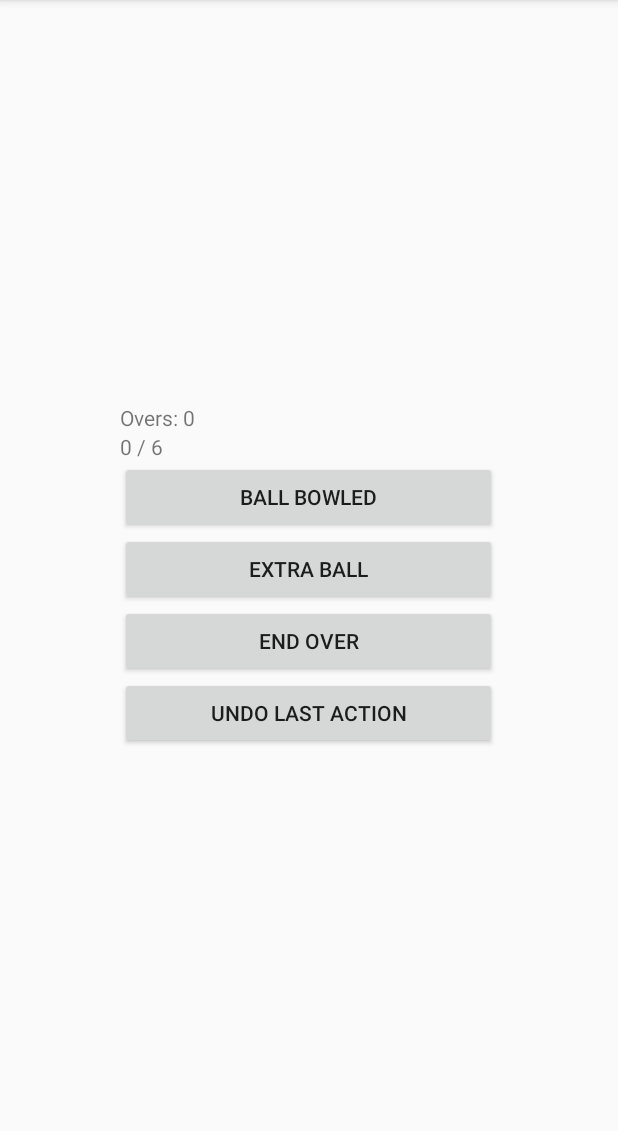
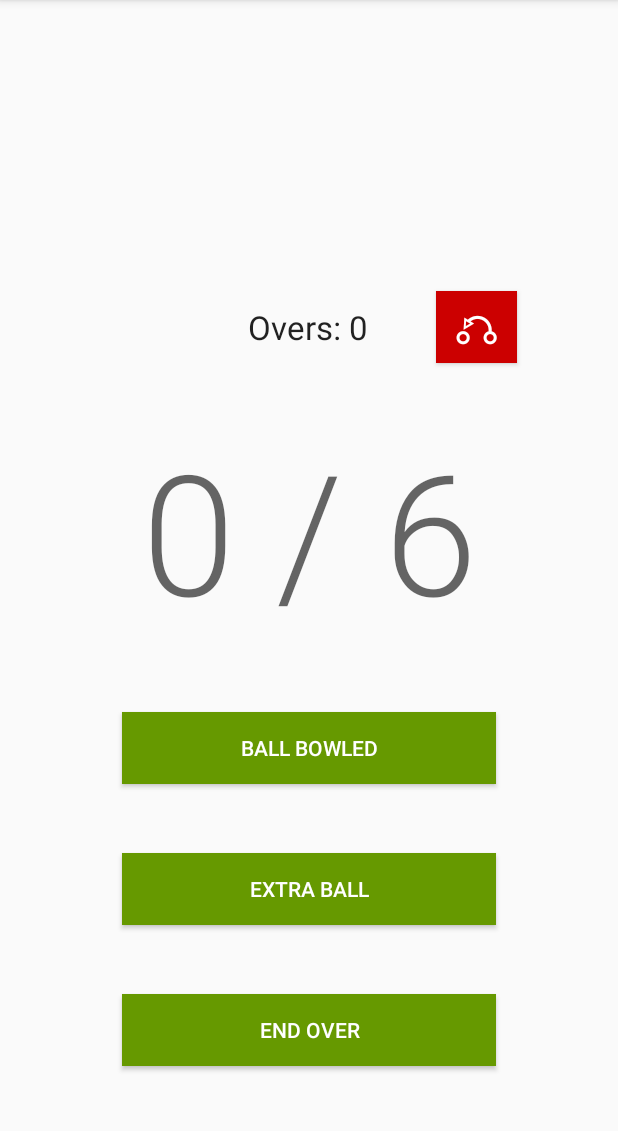
Before and after one commit to JCKing97/UmpireCricket, an Android app: the InningsActivity screen opened directly, with no data from a screen before it, on a phone screen of 412 x 824 dp, the part 84-1215 px from its top. Run offline under Robolectric (Android 15) with nearby library versions, the phone set to English and light mode, and no system bars.

Commit message:
UI Facelift

```diff
--- a/app/src/main/res/layout/activity_innings.xml
+++ b/app/src/main/res/layout/activity_innings.xml
@@ -6,7 +6,8 @@
     android:layout_height="match_parent"
     tools:context=".InningsActivity">
 
-    <TableLayout
+    <androidx.constraintlayout.widget.ConstraintLayout
+        android:id="@+id/tableLayout"
         android:layout_width="409dp"
         android:layout_height="729dp"
         android:layout_marginStart="1dp"
@@ -18,91 +19,129 @@
         android:gravity="center"
         app:layout_constraintBottom_toBottomOf="parent"
         app:layout_constraintEnd_toEndOf="parent"
+        app:layout_constraintHorizontal_bias="0.0"
         app:layout_constraintStart_toStartOf="parent"
-        app:layout_constraintTop_toTopOf="parent">
+        app:layout_constraintTop_toTopOf="parent"
+        app:layout_constraintVertical_bias="1.0">
 
-        <TableRow
-            android:layout_width="match_parent"
-            android:layout_height="match_parent"
-            android:gravity="center">
+
+        <Button
+            android:id="@+id/undoButton"
+            style="@style/Widget.AppCompat.Button"
+            android:layout_width="0dp"
+            android:layout_height="wrap_content"
+            android:layout_marginStart="20dp"
+            android:layout_marginLeft="20dp"
+            android:layout_marginTop="120dp"
+            android:layout_marginEnd="66dp"
+            android:layout_marginRight="66dp"
+            android:background="@android:color/holo_red_dark"
+            android:text="\u238C"
+            android:textAppearance="@style/TextAppearance.AppCompat.Display1"
+            android:textColor="#FFFFFF"
+            android:textColorHighlight="#FFFFFF"
+            android:textColorHint="#FFFFFF"
+            android:textColorLink="#FFFFFF"
+            app:layout_constraintBottom_toTopOf="@+id/ballCount"
+            app:layout_constraintEnd_toEndOf="parent"
+            app:layout_constraintHorizontal_bias="0.0"
+            app:layout_constraintStart_toEndOf="@+id/oversCountText"
+            app:layout_constraintTop_toTopOf="parent" />
 
         <TextView
             android:id="@+id/oversCountText"
-                android:layout_width="wrap_content"
+            android:layout_width="91dp"
             android:layout_height="wrap_content"
+            android:layout_marginStart="158dp"
+            android:layout_marginLeft="158dp"
+            android:layout_marginTop="120dp"
+            android:layout_marginEnd="20dp"
+            android:layout_marginRight="20dp"
+            android:gravity="center"
             android:text="Overs: 0"
-                app:layout_constraintBottom_toTopOf="@+id/ballDivider"
-                app:layout_constraintEnd_toEndOf="parent"
-                app:layout_constraintStart_toEndOf="@+id/oversLabel"
+            android:textAppearance="@style/TextAppearance.AppCompat.Large"
+            app:layout_constraintBottom_toTopOf="@+id/ballCount"
+            app:layout_constraintEnd_toStartOf="@+id/undoButton"
+            app:layout_constraintStart_toStartOf="parent"
             app:layout_constraintTop_toTopOf="parent" />
-        </TableRow>
 
-        <TableRow
-            android:layout_width="match_parent"
-            android:layout_height="match_parent"
-            android:gravity="center">
 
         <TextView
             android:id="@+id/ballCount"
-                android:layout_width="wrap_content"
+            android:layout_width="0dp"
             android:layout_height="wrap_content"
-                android:text="0 / 6" />
-        </TableRow>
-
-        <TableRow
-            android:layout_width="match_parent"
-            android:layout_height="match_parent"
-            android:gravity="center">
+            android:layout_marginStart="92dp"
+            android:layout_marginLeft="92dp"
+            android:layout_marginEnd="92dp"
+            android:layout_marginRight="92dp"
+            android:gravity="center"
+            android:text="0 / 6"
+            android:textAppearance="@style/TextAppearance.AppCompat.Display4"
+            app:layout_constraintBottom_toTopOf="@+id/ballBowledButton"
+            app:layout_constraintEnd_toEndOf="parent"
+            app:layout_constraintHorizontal_bias="0.0"
+            app:layout_constraintStart_toStartOf="parent"
+            app:layout_constraintTop_toBottomOf="@+id/oversCountText" />
 
         <Button
             android:id="@+id/ballBowledButton"
-                android:layout_width="251dp"
-                android:layout_height="48dp"
+            android:layout_width="0dp"
+            android:layout_height="wrap_content"
+            android:layout_marginStart="80dp"
+            android:layout_marginLeft="80dp"
+            android:layout_marginEnd="80dp"
+            android:layout_marginRight="80dp"
+            android:background="@android:color/holo_green_dark"
             android:text="Ball Bowled"
-                tools:layout_editor_absoluteX="110dp"
-                tools:layout_editor_absoluteY="371dp" />
-        </TableRow>
-
-        <TableRow
-            android:layout_width="match_parent"
-            android:layout_height="match_parent"
-            android:gravity="center">
+            android:textColor="#FFFFFF"
+            android:textColorHighlight="#FFFFFF"
+            android:textColorHint="#FFFFFF"
+            android:textColorLink="#FFFFFF"
+            app:layout_constraintBottom_toTopOf="@+id/extraBallButton"
+            app:layout_constraintEnd_toEndOf="parent"
+            app:layout_constraintHorizontal_bias="1.0"
+            app:layout_constraintStart_toStartOf="parent"
+            app:layout_constraintTop_toBottomOf="@+id/ballCount" />
 
         <Button
             android:id="@+id/extraBallButton"
-                android:layout_width="251dp"
-                android:layout_height="48dp"
+            android:layout_width="0dp"
+            android:layout_height="wrap_content"
+            android:layout_marginStart="80dp"
+            android:layout_marginLeft="80dp"
+            android:layout_marginEnd="80dp"
+            android:layout_marginRight="80dp"
+            android:background="@android:color/holo_green_dark"
             android:text="Extra Ball"
-                tools:layout_editor_absoluteX="110dp" />
-        </TableRow>
-
-        <TableRow
-            android:layout_width="match_parent"
-            android:layout_height="match_parent"
-            android:gravity="center">
+            android:textColor="#FFFFFF"
+            android:textColorHighlight="#FFFFFF"
+            android:textColorHint="#FFFFFF"
+            android:textColorLink="#FFFFFF"
+            app:layout_constraintBottom_toTopOf="@+id/endOverButton"
+            app:layout_constraintEnd_toEndOf="parent"
+            app:layout_constraintStart_toStartOf="parent"
+            app:layout_constraintTop_toBottomOf="@+id/ballBowledButton" />
 
         <Button
             android:id="@+id/endOverButton"
-                android:layout_width="251dp"
-                android:layout_height="48dp"
+            android:layout_width="0dp"
+            android:layout_height="wrap_content"
+            android:layout_marginStart="80dp"
+            android:layout_marginLeft="80dp"
+            android:layout_marginEnd="80dp"
+            android:layout_marginRight="80dp"
+            android:layout_marginBottom="10dp"
+            android:background="@android:color/holo_green_dark"
             android:text="End Over"
-                tools:layout_editor_absoluteX="110dp"
-                tools:layout_editor_absoluteY="538dp" />
-        </TableRow>
+            android:textColor="#FFFFFF"
+            android:textColorHighlight="#FFFFFF"
+            android:textColorHint="#FFFFFF"
+            android:textColorLink="#FFFFFF"
+            app:layout_constraintBottom_toBottomOf="parent"
+            app:layout_constraintEnd_toEndOf="parent"
+            app:layout_constraintStart_toStartOf="parent"
+            app:layout_constraintTop_toBottomOf="@+id/extraBallButton" />
 
-        <TableRow
-            android:layout_width="match_parent"
-            android:layout_height="match_parent"
-            android:gravity="center">
 
-            <Button
-                android:id="@+id/undoButton"
-                android:layout_width="251dp"
-                android:layout_height="48dp"
-                android:text="Undo Last Action"
-                tools:layout_editor_absoluteX="110dp"
-                tools:layout_editor_absoluteY="538dp" />
-        </TableRow>
-
-    </TableLayout>
     </androidx.constraintlayout.widget.ConstraintLayout>
+</androidx.constraintlayout.widget.ConstraintLayout>
```
Also changed, not shown: app/src/main/res/layout/activity_main.xml (+63 -32 lines). Lines whose indentation alone changed are shown as unchanged.
